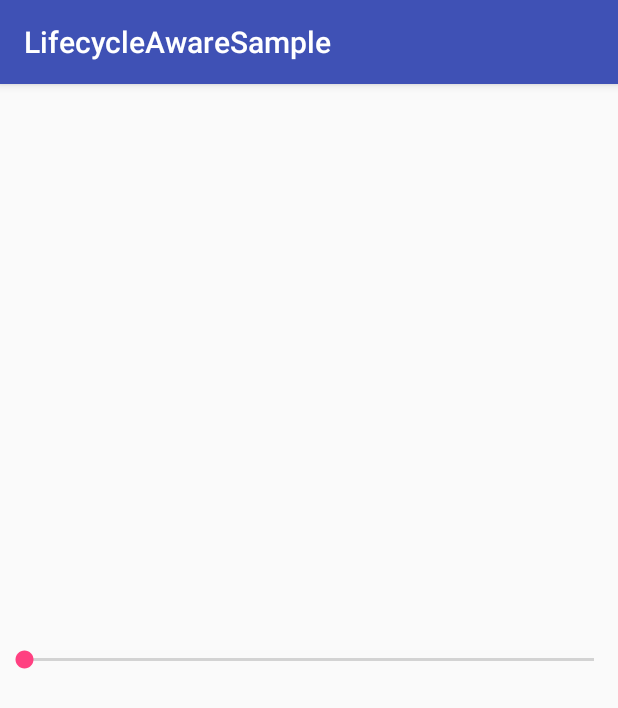
After one commit to baurine/architecture-components-study, an Android app: the fragment SeekbarFragment shown on its own in the app's theme, on a phone screen of 412 x 824 dp. The commit adds this screen. Shown: the top 708 px of the screen. Run offline under Robolectric (Android 15) with nearby library versions, the phone set to English and light mode, and no system bars.

Commit message:
Codelab Step 5 - Share data between fragments by ViewModel

```diff
--- a/LifecycleAwareSample/app/src/main/AndroidManifest.xml
+++ b/LifecycleAwareSample/app/src/main/AndroidManifest.xml
@@ -20,6 +20,7 @@
             </intent-filter>
         </activity>
         <activity android:name=".LocationActivity"/>
+        <activity android:name=".SeekbarActivity"/>
     </application>
 
 </manifest>
--- a/LifecycleAwareSample/app/src/main/java/com/baurine/lifecycleawaresample/MainActivity.java
+++ b/LifecycleAwareSample/app/src/main/java/com/baurine/lifecycleawaresample/MainActivity.java
@@ -44,6 +44,8 @@ public class MainActivity extends LifecycleActivity {
     public void onClick(View view) {
         if (view.getId() == R.id.btn_location) {
             LocationActivity.launch(this);
+        } else if (view.getId() == R.id.btn_seekbar) {
+            SeekbarActivity.launch(this);
         }
     }
 }
--- /dev/null
+++ b/LifecycleAwareSample/app/src/main/java/com/baurine/lifecycleawaresample/SeekbarFragment.java
@@ -0,0 +1,61 @@
+package com.baurine.lifecycleawaresample;
+
+import android.arch.lifecycle.LifecycleOwner;
+import android.arch.lifecycle.Observer;
+import android.arch.lifecycle.ViewModelProviders;
+import android.os.Bundle;
+import android.support.annotation.Nullable;
+import android.support.v4.app.Fragment;
+import android.view.LayoutInflater;
+import android.view.View;
+import android.view.ViewGroup;
+import android.widget.SeekBar;
+
+/**
+ * Created by baurine on 6/23/17.
+ */
+
+public class SeekbarFragment extends Fragment {
+    private SeekBar mSeekbar;
+    private SeekbarViewModel mSeekbarViewModel;
+
+    @Override
+    public View onCreateView(LayoutInflater inflater, @Nullable ViewGroup container, Bundle savedInstanceState) {
+        View root = inflater.inflate(R.layout.fragment_seekbar, container, false);
+        mSeekbar = (SeekBar) root.findViewById(R.id.seekBar);
+        mSeekbarViewModel = ViewModelProviders.of(getActivity()).get(SeekbarViewModel.class);
+        subscribeSeekbar();
+        return root;
+    }
+
+    private void subscribeSeekbar() {
+        mSeekbar.setOnSeekBarChangeListener(new SeekBar.OnSeekBarChangeListener() {
+            @Override
+            public void onProgressChanged(SeekBar seekBar, int progress, boolean fromUser) {
+                // to avoid infinite loop
+                if (fromUser) {
+                    mSeekbarViewModel.seekbarValue.setValue(progress);
+                }
+            }
+
+            @Override
+            public void onStartTrackingTouch(SeekBar seekBar) {
+
+            }
+
+            @Override
+            public void onStopTrackingTouch(SeekBar seekBar) {
+
+            }
+        });
+
+        mSeekbarViewModel.seekbarValue.observe((LifecycleOwner) getActivity(), new Observer<Integer>() {
+            @Override
+            public void onChanged(@Nullable Integer integer) {
+                if (integer != null) {
+                    mSeekbar.setProgress(integer);
+                }
+            }
+        });
+    }
+}
--- /dev/null
+++ b/LifecycleAwareSample/app/src/main/java/com/baurine/lifecycleawaresample/SeekbarViewModel.java
@@ -0,0 +1,12 @@
+package com.baurine.lifecycleawaresample;
+
+import android.arch.lifecycle.MutableLiveData;
+import android.arch.lifecycle.ViewModel;
+
+/**
+ * Created by baurine on 6/23/17.
+ */
+
+public class SeekbarViewModel extends ViewModel {
+    public MutableLiveData<Integer> seekbarValue = new MutableLiveData<>();
+}
--- /dev/null
+++ b/LifecycleAwareSample/app/src/main/res/layout/fragment_seekbar.xml
@@ -0,0 +1,12 @@
+<?xml version="1.0" encoding="utf-8"?>
+<RelativeLayout xmlns:android="http://schemas.android.com/apk/res/android"
+                android:layout_width="match_parent"
+                android:layout_height="match_parent">
+
+    <SeekBar
+        android:id="@+id/seekBar"
+        android:layout_width="match_parent"
+        android:layout_height="wrap_content"
+        android:layout_centerInParent="true"/>
+
+</RelativeLayout>
```
Also changed, not shown: LifecycleAwareSample/app/src/main/java/com/baurine/lifecycleawaresample/SeekbarActivity.java (added, +19 -0 lines), LifecycleAwareSample/app/src/main/res/layout/activity_main.xml (+9 -0 lines), LifecycleAwareSample/app/src/main/res/layout/activity_seekbar.xml (added, +22 -0 lines).
